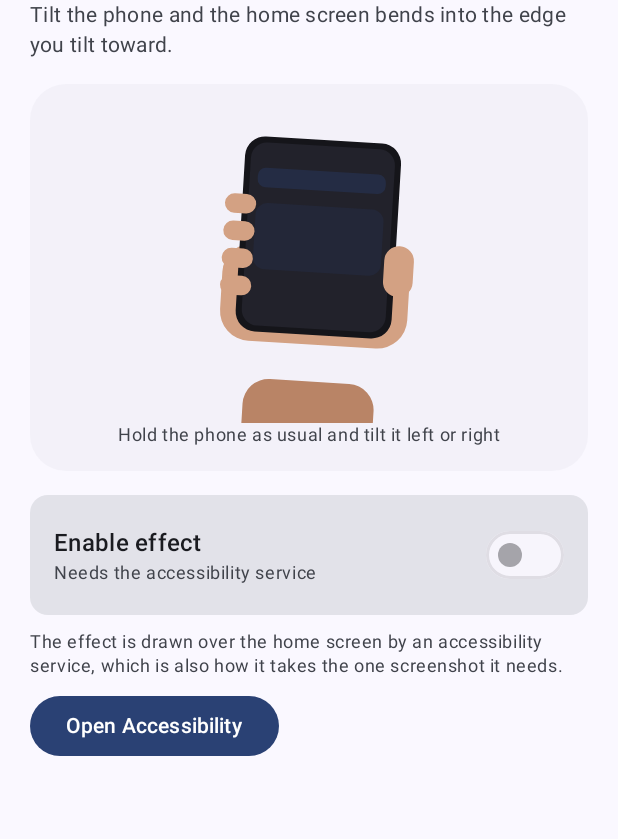
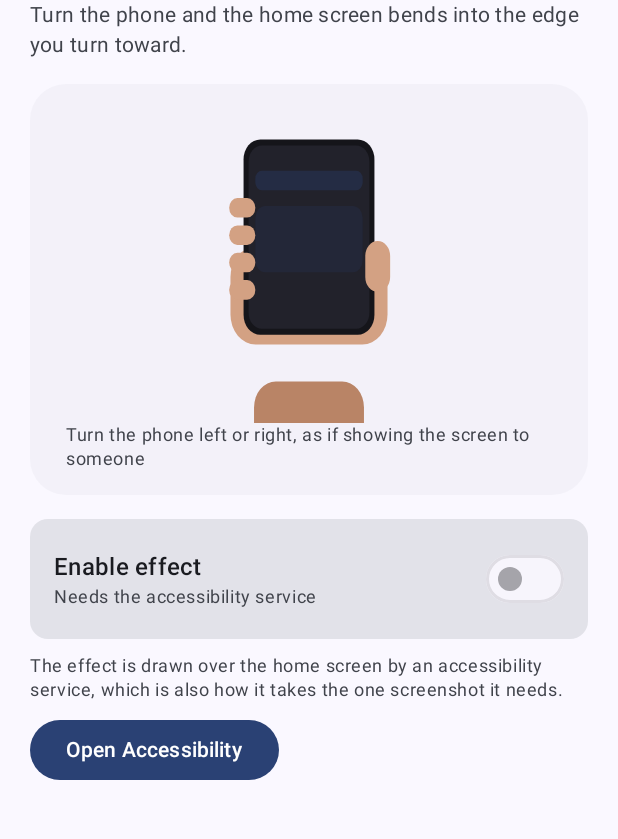
Before and after one commit to StarkDroid/LauncherDuo, an Android app built with Jetpack Compose: the screen it shows after launch (MainActivity), on a phone screen of 412 x 824 dp, the part 84-923 px from its top. Run offline under Robolectric (Android 15) with nearby library versions, the phone set to English and light mode, and no system bars.

Commit message:
feat: drive the fold from yaw only and illustrate the turn

```diff
--- a/app/src/main/java/dev/trishi/launchertuner/depth/TiltTracker.kt
+++ b/app/src/main/java/dev/trishi/launchertuner/depth/TiltTracker.kt
@@ -150,8 +150,9 @@ class TiltTracker(
             }
         }
 
-        // Both axes, summed: no per-sample axis switching, so no flapping.
-        val raw = yawFromNeutral() + rollFromNeutral()
+        // Yaw only: turning the phone left or right. Rolling it like a steering
+        // wheel must not move the effect.
+        val raw = yawFromNeutral()
 
         if (!primed) {
             filtered = raw
--- a/app/src/main/java/dev/trishi/launchertuner/ui/Screen.kt
+++ b/app/src/main/java/dev/trishi/launchertuner/ui/Screen.kt
@@ -44,13 +44,13 @@ import androidx.compose.ui.geometry.Size
 import androidx.compose.ui.graphics.Brush
 import androidx.compose.ui.graphics.Color
 import androidx.compose.ui.graphics.drawscope.Stroke
-import androidx.compose.ui.graphics.drawscope.rotate
+import androidx.compose.ui.graphics.drawscope.scale
 import androidx.compose.ui.platform.LocalContext
 import androidx.compose.ui.text.font.FontWeight
 import androidx.compose.ui.unit.dp
 import androidx.lifecycle.compose.LifecycleResumeEffect
 import androidx.lifecycle.viewmodel.compose.viewModel
-import kotlin.math.sin
+import kotlin.math.cos
 
 @Composable
 fun DuoScreen(vm: DuoViewModel = viewModel()) {
@@ -75,7 +75,7 @@ fun DuoScreen(vm: DuoViewModel = viewModel()) {
                 fontWeight = FontWeight.SemiBold,
             )
             Text(
-                "Tilt the phone and the home screen bends into the edge you tilt toward.",
+                "Turn the phone and the home screen bends into the edge you turn toward.",
                 style = MaterialTheme.typography.bodyMedium,
                 color = MaterialTheme.colorScheme.onSurfaceVariant,
             )
@@ -206,9 +206,10 @@ private fun TiltPreview() {
     ) {
         Canvas(Modifier.fillMaxWidth().height(210.dp).clipToBounds()) {
             val pivot = Offset(size.width / 2f, size.height * 0.90f)
-            val angle = sin(phase * Math.PI.toFloat()) * 8f
+            // Yaw is foreshortening, not rotation: the device narrows as it turns.
+            val scaleX = 0.90f + 0.10f * cos(phase * Math.PI.toFloat())
 
-            rotate(angle, pivot = pivot) {
+            scale(scaleX, 1f, pivot = pivot) {
                 val phoneW = size.width * 0.28f
                 val phoneH = size.height * 0.62f
                 val cx = size.width / 2f
@@ -276,7 +277,7 @@ private fun TiltPreview() {
             }
         }
         Text(
-            "Hold the phone as usual and tilt it left or right",
+            "Turn the phone left or right, as if showing the screen to someone",
             style = MaterialTheme.typography.bodySmall,
             color = MaterialTheme.colorScheme.onSurfaceVariant,
             modifier = Modifier.padding(horizontal = 24.dp),
```
